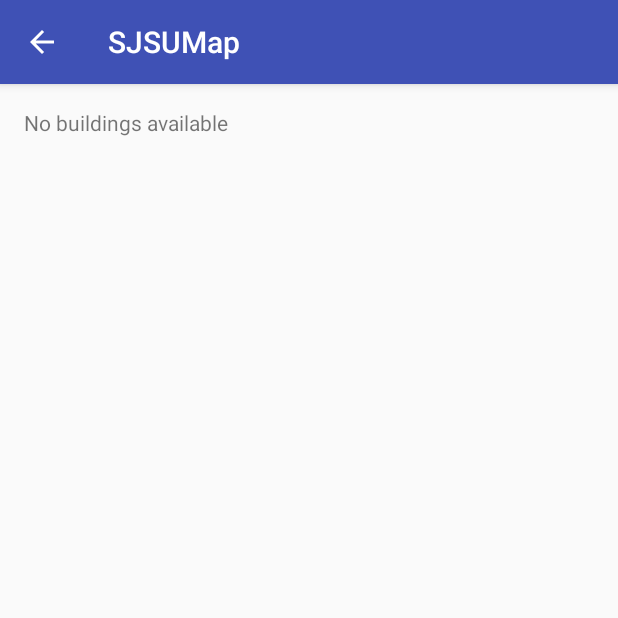
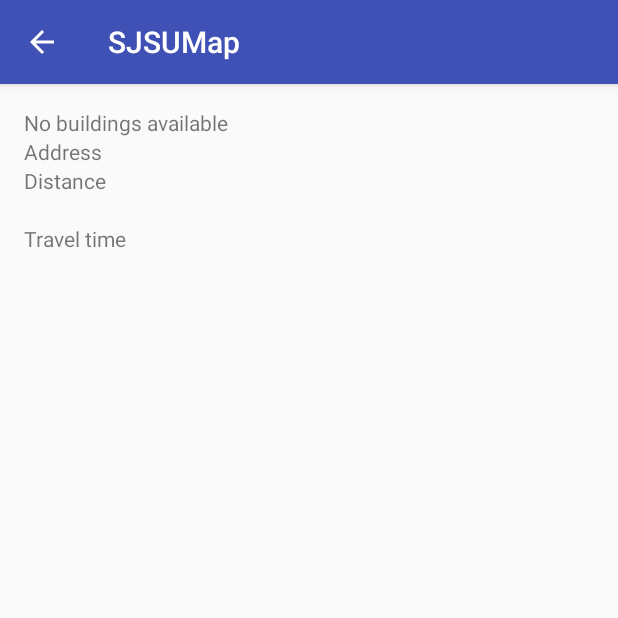
Before and after one commit to StarRUC/SJSUMap, an Android app: the BuildingDetailActivity screen opened directly, with no data from a screen before it, on a phone screen of 412 x 824 dp, the top half of it. Run offline under Robolectric (Android 15) with nearby library versions, the phone set to English and light mode, and no system bars; 1 statement that could not run was skipped.

Commit message:
Add distance calculation in BuildingDetailActivity.java
Update manifest and layout.

```diff
--- a/app/src/main/AndroidManifest.xml
+++ b/app/src/main/AndroidManifest.xml
@@ -1,7 +1,9 @@
 <?xml version="1.0" encoding="utf-8"?>
 <manifest xmlns:android="http://schemas.android.com/apk/res/android"
     package="edu.sjsu.starruc.sjsumap">
-
+    <uses-permission android:name="android.permission.INTERNET" />
+    <uses-permission android:name="android.permission.ACCESS_NETWORK_STATE" />
+    <uses-permission android:name="android.permission.ACCESS_FINE_LOCATION" />
     <application
         android:allowBackup="true"
         android:icon="@mipmap/ic_launcher"
--- a/app/src/main/res/layout/activity_building_detail.xml
+++ b/app/src/main/res/layout/activity_building_detail.xml
@@ -11,8 +11,35 @@
     tools:context="edu.sjsu.starruc.sjsumap.BuildingDetailActivity">
 
     <TextView
-        android:id="@+id/building_text"
+        android:id="@+id/building_name"
         android:layout_width="wrap_content"
         android:layout_height="wrap_content" />
-
+    <TextView
+        android:id="@+id/address"
+        android:layout_width="wrap_content"
+        android:layout_height="wrap_content"
+        android:text="Address"
+    android:layout_below="@id/building_name"/>
+    <TextView
+        android:id="@+id/distanceText"
+        android:layout_width="wrap_content"
+        android:layout_height="wrap_content"
+        android:text="Distance"
+        android:layout_below="@id/address"/>
+    <TextView
+        android:id="@+id/distance"
+        android:layout_width="wrap_content"
+        android:layout_height="wrap_content"
+        android:layout_below="@id/distanceText"/>
+    <TextView
+        android:id="@+id/travelTimeText"
+        android:layout_width="wrap_content"
+        android:layout_height="wrap_content"
+        android:layout_below="@id/distance"
+        android:text="Travel time"/>
+    <TextView
+        android:id="@+id/travelTime"
+        android:layout_width="wrap_content"
+        android:layout_height="wrap_content"
+        android:layout_below="@id/travelTimeText"/>
 </RelativeLayout>
```
Also changed, not shown: app/src/main/java/edu/sjsu/starruc/sjsumap/BuildingDetailActivity.java (+97 -4 lines).
